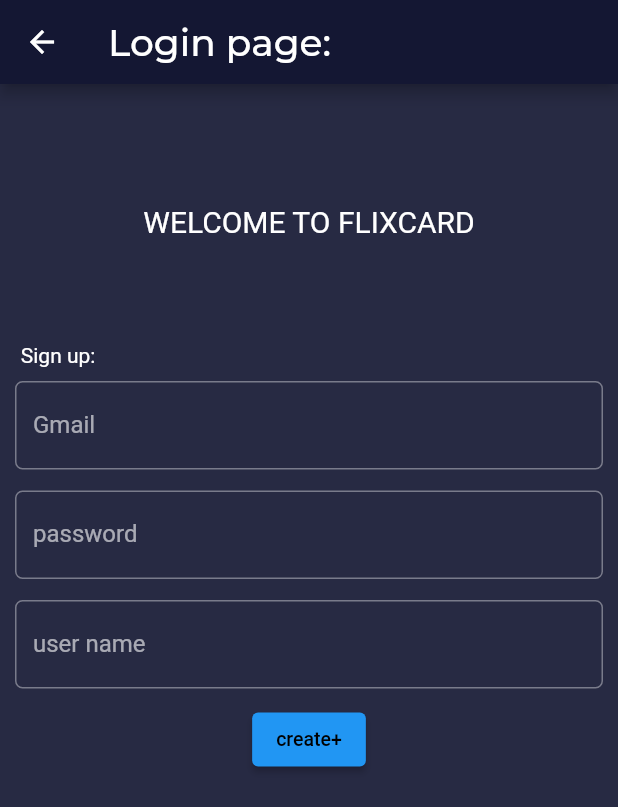
After one commit to RedCape-Studios/flixcard, a Flutter app: the screen it shows after launch, after a tap on "log in+", after a tap on "Create new account? Sign Up", on a phone screen of 412 x 824 dp. The commit adds this screen. Shown: the top 807 px of the screen. Run offline on Flutter 3.47's test engine with Material 2 defaults, Android fonts, the phone set to English and light mode, and no system bars.

Commit message:
login screen

```diff
--- a/lib/main.dart
+++ b/lib/main.dart
@@ -5,6 +5,7 @@
 import 'package:flutter/material.dart';
 import 'package:provider/provider.dart';
 import 'routes/search.dart';
+import 'package:black_tortoise/routes/login.dart';
 
 void main() => runApp(MyApp());
 
@@ -23,10 +24,19 @@
             title: 'FlixCard',
             theme: model.theme,
             routes: {
+              '/login': (context) => SignUpRoute(),
               '/home': (context) => HomeRoute(),
               '/search': (context) => SearchRoute(),
             },
-            home: HomeRoute(),
+            home: Scaffold(
+              appBar: AppBar(
+                title: Text("login page",
+                    style: TextStyle(
+                      fontSize: 25,
+                    )),
+              ),
+              body: LogInRoute(),
+            ),
           );
         },
       ),
--- /dev/null
+++ b/lib/routes/login.dart
@@ -0,0 +1,289 @@
+import 'package:black_tortoise/routes/home.dart';
+import 'package:flutter/material.dart';
+
+class SignUpRoute extends StatefulWidget {
+  @override
+  State<StatefulWidget> createState() {
+    return SignUp();
+  }
+}
+
+class SignUp extends State<SignUpRoute> {
+  String gmail = "";
+  String password = "";
+  String userName = "";
+  var _formKey = GlobalKey<FormState>();
+  static TextEditingController gmailController = TextEditingController();
+  static TextEditingController passwordController = TextEditingController();
+  static TextEditingController userNameController = TextEditingController();
+
+  @override
+  Widget build(BuildContext context) {
+    return Form(
+        key: _formKey,
+        child: Padding(
+            padding: EdgeInsets.zero,
+            child: ListView(children: [
+              Align(
+                  alignment: Alignment.center,
+                  child: Padding(
+                      padding: EdgeInsets.only(top: 80, bottom: 50),
+                      child: Text("WELCOME TO FLIXCARD",
+                          style: TextStyle(fontSize: 20)))),
+              Padding(
+                  padding: EdgeInsets.only(top: 20, bottom: 2),
+                  child: Text("    Sign up:")),
+              Padding(
+                  padding: EdgeInsets.only(
+                      top: 7.0, bottom: 7.0, left: 10.0, right: 10.0),
+                  child: TextFormField(
+                    controller: gmailController,
+                    validator: (String? value) {
+                      if (value!.isEmpty) {
+                        return "please enter your gmail id";
+                      } else if (!value.contains(RegExp(r'@gmail.com'))) {
+                        return "email ID is not valid";
+                      }
+                    },
+                    decoration: InputDecoration(
+                        labelText: "Gmail",
+                        hintText: "enter your Gmail id",
+                        border: OutlineInputBorder(
+                            borderRadius: BorderRadius.circular(5.0))),
+                    onChanged: (String? userInput) {
+                      setState(() {
+                        this.gmail = userInput!;
+                      });
+                    },
+                  )),
+              Padding(
+                padding: EdgeInsets.only(
+                    top: 7.0, bottom: 7.0, left: 10.0, right: 10.0),
+                child: TextFormField(
+                  obscureText: true,
+                  controller: passwordController,
+                  validator: (String? value) {
+                    if (value!.isEmpty) {
+                      return "please enter your password";
+                    } else if (!value
+                        .contains(RegExp(r'1|2|3|4|5|6|7|8|9|0'))) {
+                      return "password should contain atleast one numerical character";
+                    }
+                  },
+                  decoration: InputDecoration(
+                      labelText: "password",
+                      hintText: "enter your new password",
+                      border: OutlineInputBorder(
+                          borderRadius: BorderRadius.circular(5.0))),
+                  onChanged: (String? userInput) {
+                    setState(() {
+                      password = userInput!;
+                    });
+                  },
+                ),
+              ),
+              Padding(
+                  padding: EdgeInsets.only(
+                      top: 7.0, bottom: 7.0, left: 10.0, right: 10.0),
+                  child: TextFormField(
+                    controller: userNameController,
+                    validator: (String? value) {
+                      if (value!.isEmpty) {
+                        return "please enter your username";
+                      }
+                    },
+                    decoration: InputDecoration(
+                        labelText: "user name",
+                        hintText: "enter your new username",
+                        border: OutlineInputBorder(
+                            borderRadius: BorderRadius.circular(5.0))),
+                    onChanged: (String? userInput) {
+                      setState(() {
+                        userName = userInput!;
+                      });
+                    },
+                  )),
+              Center(
+                  child: Padding(
+                padding:
+                    EdgeInsets.only(top: 3, bottom: 190, left: 10, right: 10),
+                child: ElevatedButton(
+                    child: Text("create+",
+                        textDirection: TextDirection.ltr,
+                        style: TextStyle(
+                          decoration: TextDecoration.none,
+                          fontSize: 13.0,
+                          color: Colors.black,
+                        )),
+                    onPressed: () {
+                      if (_formKey.currentState!.validate()) {
+                        Navigator.pop(context);
+                        Navigator.push(context,
+                            MaterialPageRoute(builder: (context) {
+                          return HomeRoute();
+                        }));
+                      }
+                    }),
+              )),
+              // Align(
+              //     alignment: Alignment.bottomRight,
+              //     child: Padding(
+              //       padding: EdgeInsets.only(right: 10, top: 20, bottom: 10),
+              //       child: GestureDetector(
+              //         onTap: () {
+              //           // Navigator.pop(context);
+              //           Navigator.push(context,
+              //               MaterialPageRoute(builder: (context) {
+              //             return Scaffold(
+              //                 appBar: AppBar(
+              //                   title: Text("Login page:",
+              //                       style: TextStyle(
+              //                         fontSize: 25,
+              //                       )),
+              //                 ),
+              //                 body: LogInRoute());
+              //           }));
+              //         },
+              //         child: Text('Existing account? log in',
+              //             style: TextStyle(
+              //               decoration: TextDecoration.underline,
+              //               color: Colors.blue,
+              //               fontSize: 12,
+              //             )),
+              //       ),
+              //     ))
+            ])));
+  }
+}
+
+class LogInRoute extends StatefulWidget {
+  @override
+  State<StatefulWidget> createState() {
+    return LogInUp();
+  }
+}
+
+class LogInUp extends State<LogInRoute> {
+  String gmail = "";
+  String password = "";
+  var _formKey = GlobalKey<FormState>();
+  static TextEditingController gmailController = TextEditingController();
+  static TextEditingController passwordController = TextEditingController();
+
+  @override
+  Widget build(BuildContext context) {
+    return Form(
+        key: _formKey,
+        child: Padding(
+            padding: EdgeInsets.zero,
+            child: ListView(children: [
+              Align(
+                  alignment: Alignment.center,
+                  child: Padding(
+                      padding: EdgeInsets.only(top: 80, bottom: 50),
+                      child: Text("WELCOME BACK TO FLIXCARD",
+                          style: TextStyle(fontSize: 20)))),
+              Padding(
+                  padding: EdgeInsets.only(top: 20, bottom: 2),
+                  child: Text("    Sign up:")),
+              Padding(
+                  padding: EdgeInsets.only(
+                      top: 7.0, bottom: 7.0, left: 10.0, right: 10.0),
+                  child: TextFormField(
+                    controller: gmailController,
+                    validator: (String? value) {
+                      if (value!.isEmpty) {
+                        return "please enter your gmail id";
+                      } else if (!value.contains(RegExp(r'@gmail.com'))) {
+                        return "email ID is not valid";
+                      }
+                    },
+                    decoration: InputDecoration(
+                        labelText: "Gmail",
+                        hintText: "enter your Gmail id",
+                        border: OutlineInputBorder(
+                            borderRadius: BorderRadius.circular(5.0))),
+                    onChanged: (String? userInput) {
+                      setState(() {
+                        this.gmail = userInput!;
+                      });
+                    },
+                  )),
+              Padding(
+                padding: EdgeInsets.only(
+                    top: 7.0, bottom: 7.0, left: 10.0, right: 10.0),
+                child: TextFormField(
+                  obscureText: true,
+                  controller: passwordController,
+                  validator: (String? value) {
+                    if (value!.isEmpty) {
+                      return "please enter your password";
+                    } else if (!value
+                        .contains(RegExp(r'1|2|3|4|5|6|7|8|9|0'))) {
+                      return "password should contain atleast one numerical character";
+                    }
+                  },
+                  decoration: InputDecoration(
+                      labelText: "password",
+                      hintText: "enter your new password",
+                      border: OutlineInputBorder(
+                          borderRadius: BorderRadius.circular(5.0))),
+                  onChanged: (String? userInput) {
+                    setState(() {
+                      password = userInput!;
+                    });
+                  },
+                ),
+              ),
+              Center(
+                  child: Padding(
+                padding:
+                    EdgeInsets.only(top: 3, bottom: 240, left: 10, right: 10),
+                child: ElevatedButton(
+                    child: Text("log in+",
+                        textDirection: TextDirection.ltr,
+                        style: TextStyle(
+                          decoration: TextDecoration.none,
+                          fontSize: 13.0,
+                          color: Colors.black,
+                        )),
+                    onPressed: () {
+                      if (_formKey.currentState!.validate()) {
+                        Navigator.pop(context);
+                        Navigator.push(context,
+                            MaterialPageRoute(builder: (context) {
+                          return HomeRoute();
+                        }));
+                      }
+                    }),
+              )),
+              Align(
+                  alignment: Alignment.bottomCenter,
+                  child: Padding(
+                    padding: EdgeInsets.only(right: 10, top: 20, bottom: 10),
+                    child: GestureDetector(
+                      onTap: () {
+                        // Navigator.pop(context);
+                        Navigator.push(context,
+                            MaterialPageRoute(builder: (context) {
+                          return Scaffold(
+                              appBar: AppBar(
+                                title: Text("Login page:",
+                                    style: TextStyle(
+                                      fontSize: 25,
+                                    )),
+                              ),
+                              body: SignUpRoute());
+                        }));
+                      },
+                      child: Text('Create new account? Sign Up',
+                          style: TextStyle(
+                            decoration: TextDecoration.underline,
+                            color: Colors.blue,
+                            fontSize: 12,
+                          )),
+                    ),
+                  ))
+            ])));
+  }
+}
```
Also changed, not shown: pubspec.lock, 5 other files.
